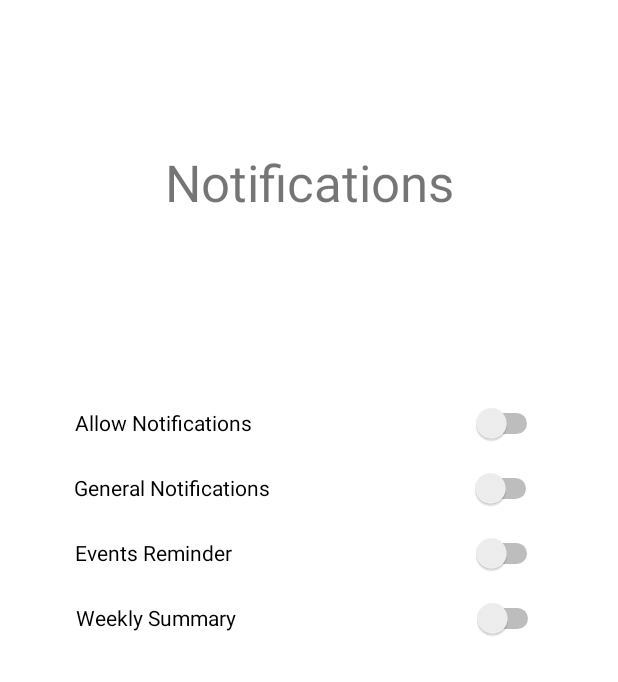
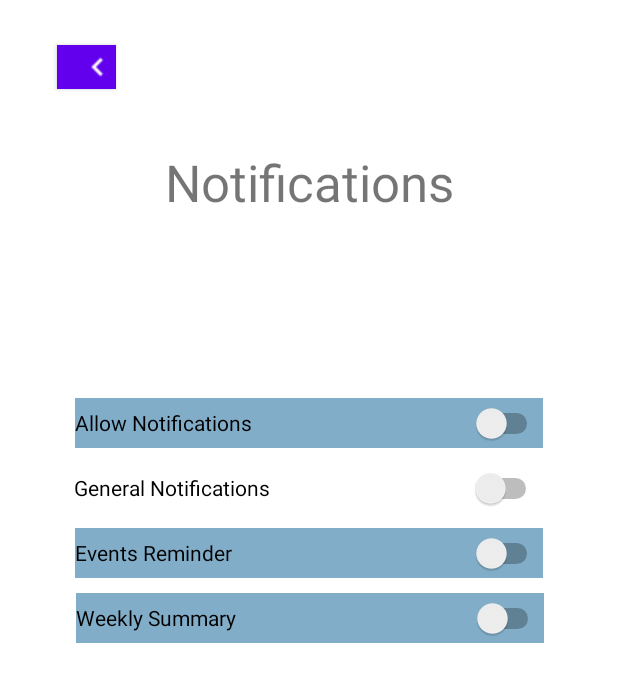
Before and after one commit to bithma/T4T, an Android app: the layout fragment_third.xml on its own in the app's theme, with its tools: preview values and no code run, on a phone screen of 412 x 824 dp. Shown: the top 682 px of the screen. Run offline under Robolectric (Android 15) with nearby library versions, the phone set to English and light mode, and no system bars; Roboto replaces fonts that are not available here.

Commit message:
few chnages :/

```diff
--- a/app/src/main/res/layout/fragment_second.xml
+++ b/app/src/main/res/layout/fragment_second.xml
@@ -71,6 +71,7 @@
                 android:id="@+id/checkBox19"
                 android:layout_width="match_parent"
                 android:layout_height="wrap_content"
+                android:drawableTint="#E38A8A"
                 android:text="Engineering" />
 
             <CheckBox
@@ -145,6 +146,8 @@
         android:id="@+id/ContinueButton2"
         android:layout_width="131dp"
         android:layout_height="46dp"
+        android:background="@color/maroon"
+        android:backgroundTint="@color/maroon"
         android:text="Continue"
         app:layout_constraintBottom_toBottomOf="parent"
         app:layout_constraintEnd_toEndOf="parent"
--- a/app/src/main/res/layout/fragment_teams.xml
+++ b/app/src/main/res/layout/fragment_teams.xml
@@ -36,7 +36,7 @@
         android:id="@+id/textView8"
         android:layout_width="326dp"
         android:layout_height="370dp"
-        android:background="#FA94C9E4"
+        android:background="@color/greyblue"
         app:layout_constraintBottom_toBottomOf="parent"
         app:layout_constraintEnd_toEndOf="parent"
         app:layout_constraintStart_toStartOf="parent"
--- a/app/src/main/res/layout/fragment_third.xml
+++ b/app/src/main/res/layout/fragment_third.xml
@@ -7,11 +7,25 @@
     tools:layout_editor_absoluteX="8dp"
     tools:layout_editor_absoluteY="52dp">
 
+    <Button
+        android:id="@+id/button2"
+        android:layout_width="39dp"
+        android:layout_height="29dp"
+        android:background="#9F405D"
+        app:icon="@drawable/icons8_back_24__1_"
+        app:layout_constraintBottom_toBottomOf="parent"
+        app:layout_constraintEnd_toEndOf="parent"
+        app:layout_constraintHorizontal_bias="0.102"
+        app:layout_constraintStart_toStartOf="parent"
+        app:layout_constraintTop_toTopOf="parent"
+        app:layout_constraintVertical_bias="0.038" />
+
     <Switch
         android:id="@+id/switch4"
         android:layout_width="312dp"
         android:layout_height="33dp"
         android:layout_marginBottom="10dp"
+        android:background="@color/lightblue"
         android:text="Allow Notifications"
         app:layout_constraintBottom_toTopOf="@+id/switch8"
         app:layout_constraintEnd_toEndOf="parent"
@@ -22,6 +36,7 @@
         android:layout_width="312dp"
         android:layout_height="33dp"
         android:layout_marginBottom="10dp"
+        android:backgroundTint="@color/lightblue"
         android:text="General Notifications"
         app:layout_constraintBottom_toTopOf="@+id/switch9"
         app:layout_constraintEnd_toEndOf="parent"
@@ -33,6 +48,7 @@
         android:layout_width="312dp"
         android:layout_height="33dp"
         android:layout_marginBottom="10dp"
+        android:background="@color/lightblue"
         android:text="Events Reminder"
         app:layout_constraintBottom_toTopOf="@+id/switch10"
         app:layout_constraintEnd_toEndOf="parent"
@@ -42,6 +58,7 @@
         android:id="@+id/switch10"
         android:layout_width="312dp"
         android:layout_height="33dp"
+        android:background="@color/lightblue"
         android:text="Weekly Summary"
         app:layout_constraintBottom_toBottomOf="parent"
         app:layout_constraintEnd_toEndOf="parent"
```
